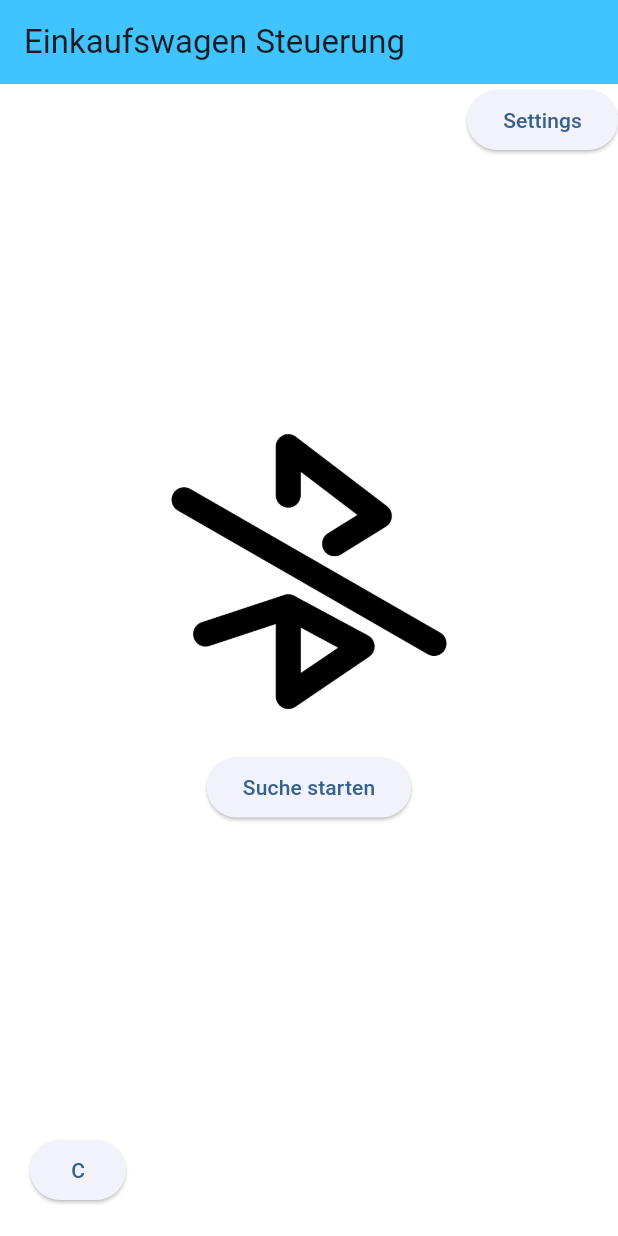
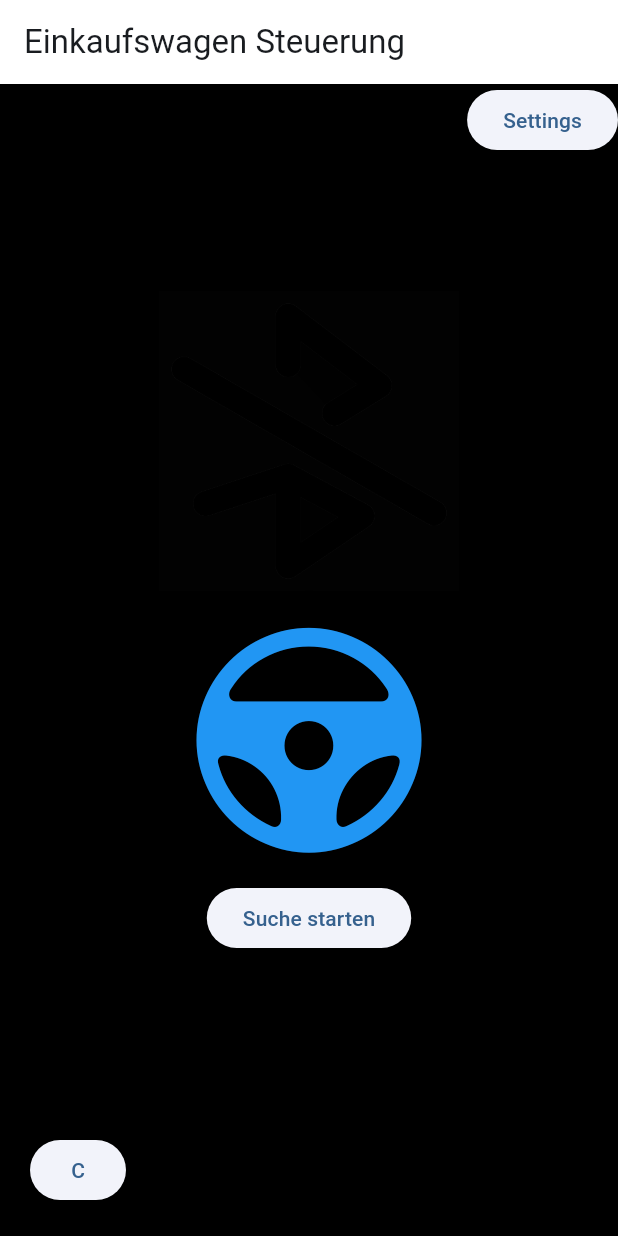
Before and after one commit to flo-sem/steuerung_ek, a Flutter app: the screen it shows after launch, on a phone screen of 412 x 824 dp. Run offline on Flutter 3.47's test engine with Material 3 defaults, Android fonts, the phone set to English and light mode, and no system bars; our stand-ins replace convert, flutter_blue_plus, font_awesome_flutter, sleek_circular_slider, vibration.

Commit message:
added custom icons

```diff
--- a/lib/main.dart
+++ b/lib/main.dart
@@ -1,5 +1,6 @@
 import 'package:flutter/material.dart';
 import 'package:steuerung_ek/custom_haptics.dart';
+import 'package:steuerung_ek/my_flutter_app_icons.dart';
 import 'package:steuerung_ek/info_battery.dart';
 import 'package:steuerung_ek/state_manager.dart';
 import 'steering_wheel.dart';
@@ -141,13 +142,26 @@ class StartPage extends StatefulWidget {
 class _StartPage extends State<StartPage> {
   @override
   Widget build(BuildContext context) {
+
+
+    /* TODO: Implement this in every view */
+
+    Brightness currentBrightness = MediaQuery.of(context).platformBrightness;
+
+    Color lightBackgroundColor = Colors.white;
+    Color darkBackgroundColor = Colors.black;
+
     var appState = context.watch<MyAppState>();
     return Consumer<StateManager>(builder: (context, stateManager, child) {
       return Scaffold(
 
-          backgroundColor: stateManager.backgroundColor,
+          backgroundColor: currentBrightness == Brightness.dark
+              ? lightBackgroundColor
+              : darkBackgroundColor,
           appBar: AppBar(title: const Text('Einkaufswagen Steuerung'),
-            backgroundColor: stateManager.appbarColor,
+            backgroundColor: currentBrightness == Brightness.dark
+                ? darkBackgroundColor
+                : lightBackgroundColor,//stateManager.appbarColor,
           ),
           body: Stack(children: <Widget>[
             Align(
@@ -171,6 +185,17 @@ class _StartPage extends State<StartPage> {
                     MyAppState().statusImageURL,
                     height: 200,
                   ),
+
+          /* https://api.flutter.dev/flutter/material/Icons-class.html
+          https://medium.com/codechai/how-to-use-custom-icons-in-flutter-834a079d977
+          * */
+
+                      Icon(MyFlutterApp.steeringwheel),
+                  Icon(MyFlutterApp.steeringwheel_fill,
+                  size: 150,
+                    color: Colors.blue,
+                  ),
+
                   SizedBox(height: 20),
                   ElevatedButton(
                       onPressed: () {
--- /dev/null
+++ b/lib/my_flutter_app_icons.dart
@@ -0,0 +1,49 @@
+/// Flutter icons MyFlutterApp
+/// Copyright (C) 2024 by original authors @ fluttericon.com, fontello.com
+/// This font was generated by FlutterIcon.com, which is derived from Fontello.
+///
+/// To use this font, place it in your fonts/ directory and include the
+/// following in your pubspec.yaml
+///
+/// flutter:
+///   fonts:
+///    - family:  MyFlutterApp
+///      fonts:
+///       - asset: fonts/MyFlutterApp.ttf
+///
+///
+/// * Material Design Icons, Copyright (C) Google, Inc
+///         Author:    Google
+///         License:   Apache 2.0 (https://www.apache.org/licenses/LICENSE-2.0)
+///         Homepage:  https://design.google.com/icons/
+///
+import 'package:flutter/widgets.dart';
+
+class MyFlutterApp {
+  MyFlutterApp._();
+
+  static const _kFontFam = 'MyFlutterApp';
+  static const String? _kFontPkg = null;
+
+  static const IconData arrowshape_left_fill = IconData(0xe800, fontFamily: _kFontFam, fontPackage: _kFontPkg);
+  static const IconData arrowshape_left = IconData(0xe801, fontFamily: _kFontFam, fontPackage: _kFontPkg);
+  static const IconData arrowshape_right_fill = IconData(0xe802, fontFamily: _kFontFam, fontPackage: _kFontPkg);
+  static const IconData arrowshape_right = IconData(0xe803, fontFamily: _kFontFam, fontPackage: _kFontPkg);
+  static const IconData cart_fill = IconData(0xe804, fontFamily: _kFontFam, fontPackage: _kFontPkg);
+  static const IconData cart = IconData(0xe805, fontFamily: _kFontFam, fontPackage: _kFontPkg);
+  static const IconData hazardsign_fill = IconData(0xe806, fontFamily: _kFontFam, fontPackage: _kFontPkg);
+  static const IconData hazardsign = IconData(0xe807, fontFamily: _kFontFam, fontPackage: _kFontPkg);
+  static const IconData horn_fill = IconData(0xe808, fontFamily: _kFontFam, fontPackage: _kFontPkg);
+  static const IconData horn = IconData(0xe809, fontFamily: _kFontFam, fontPackage: _kFontPkg);
+  static const IconData pedal_accelerator_fill = IconData(0xe80a, fontFamily: _kFontFam, fontPackage: _kFontPkg);
+  static const IconData pedal_accelerator = IconData(0xe80b, fontFamily: _kFontFam, fontPackage: _kFontPkg);
+  static const IconData steeringwheel = IconData(0xe80c, fontFamily: _kFontFam, fontPackage: _kFontPkg);
+  static const IconData steeringwheel_fill = IconData(0xe80d, fontFamily: _kFontFam, fontPackage: _kFontPkg);
+  static const IconData bluetooth_connected = IconData(0xe80e, fontFamily: _kFontFam, fontPackage: _kFontPkg);
+  static const IconData bluetooth_disabled = IconData(0xe80f, fontFamily: _kFontFam, fontPackage: _kFontPkg);
+  static const IconData battery_25percent = IconData(0xe810, fontFamily: _kFontFam, fontPackage: _kFontPkg);
+  static const IconData battery_0percent = IconData(0xe811, fontFamily: _kFontFam, fontPackage: _kFontPkg);
+  static const IconData battery_50percent = IconData(0xe812, fontFamily: _kFontFam, fontPackage: _kFontPkg);
+  static const IconData battery_75percent = IconData(0xe813, fontFamily: _kFontFam, fontPackage: _kFontPkg);
+  static const IconData battery_100percent = IconData(0xe814, fontFamily: _kFontFam, fontPackage: _kFontPkg);
+}
```
Also changed, not shown: pubspec.yaml (+5 -3 lines), assets/fonts/MyFlutterApp.ttf (added).
